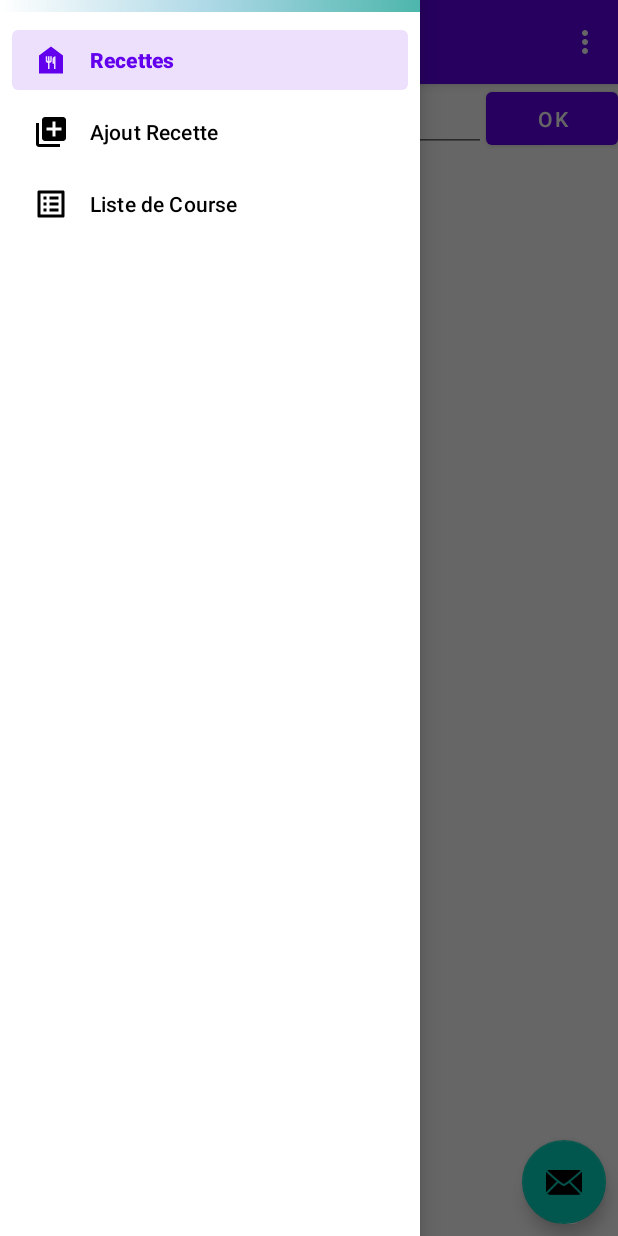
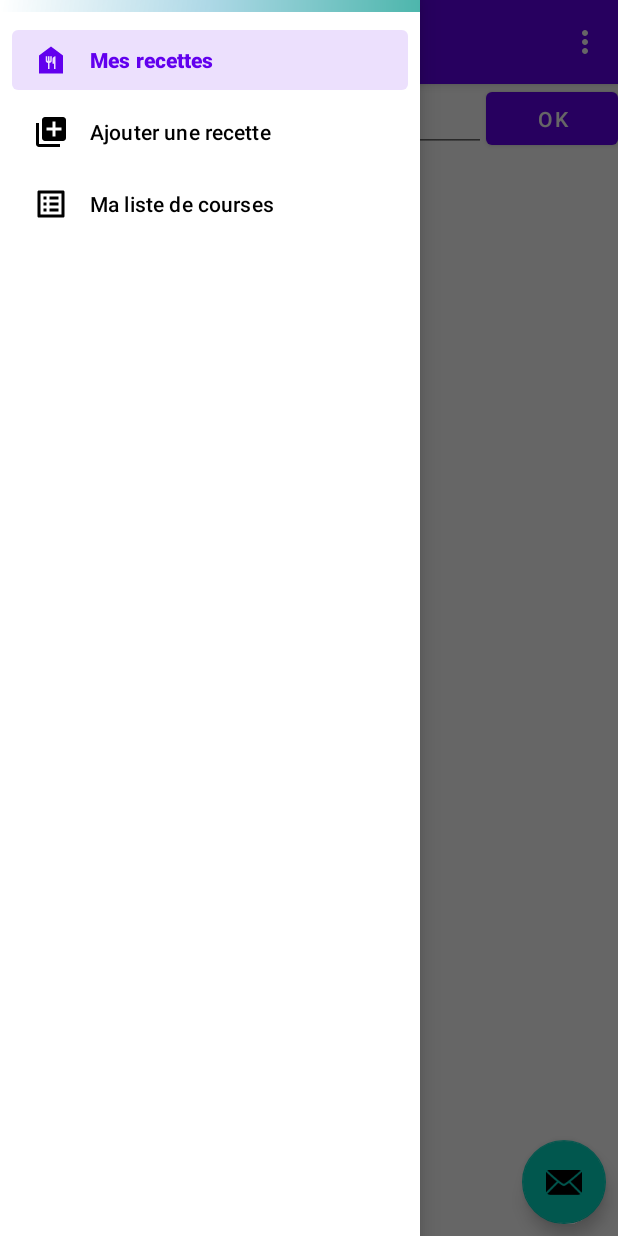
Before and after one commit to Nanok09/CentraleCookingClub, an Android app: the screen it shows after launch (MainActivity), with the side drawer open, on a phone screen of 412 x 824 dp. Run offline under Robolectric (Android 15) with nearby library versions, the light colour scheme and no system bars; our stand-ins replace Room's generated code, navigation-ui.

Commit message:
bouton favoris dans recettes

```diff
--- a/app/src/main/java/com/example/centralecookingclub/data/model/Recipe.kt
+++ b/app/src/main/java/com/example/centralecookingclub/data/model/Recipe.kt
@@ -14,6 +14,6 @@ data class Recipe(
     val recipeImage: Bitmap,
     var numberOfPeople: Int,
     val authorRecipe: String,
-    val faved: Int = 0,
+    var faved: Int = 0,
 
 )
--- a/app/src/main/java/com/example/centralecookingclub/ui/detailledRecipe/DetailledRecipeViewModel.kt
+++ b/app/src/main/java/com/example/centralecookingclub/ui/detailledRecipe/DetailledRecipeViewModel.kt
@@ -61,4 +61,10 @@ class DetailledRecipeViewModel(application: Application) : AndroidViewModel(appl
             quantityOfRecipe.value=cccRepository.localDataSource.scaleQuantitiesOfRecipe(recipe.value!!,nb)
         }
     }
+
+    suspend fun changeFaved(recipe: Recipe) {
+        cccRepository.localDataSource.changeFaved(recipe)
+        recipe.faved = 1-recipe.faved
+        Log.i("Test", recipe.faved.toString())
+    }
 }
--- a/app/src/main/res/values/strings.xml
+++ b/app/src/main/res/values/strings.xml
@@ -7,9 +7,9 @@
     <string name="nav_header_desc">Navigation header</string>
     <string name="action_settings">Settings</string>
 
-    <string name="menu_home">Recettes</string>
-    <string name="menu_gallery">Ajout Recette</string>
-    <string name="menu_slideshow">Liste de Course</string>
+    <string name="menu_home">Mes recettes</string>
+    <string name="menu_gallery">Ajouter une recette</string>
+    <string name="menu_slideshow">Ma liste de courses</string>
     <string name="create_toast">Create Toast</string>
     <string name="research">Faites une recherche</string>
     <string name="btnResearchText">OK</string>
```
Also changed, not shown: app/src/main/java/com/example/centralecookingclub/ui/detailledRecipe/DetailledRecipeFragment.kt (+12 -0 lines), app/src/main/res/layout/fragment_detailled_recipe.xml (+12 -0 lines).
